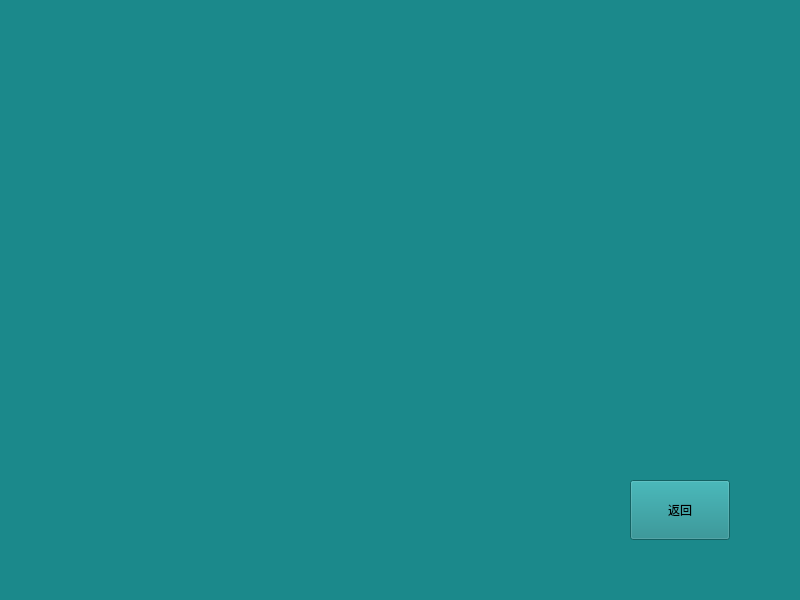
Above: ColorSelect/page_01.ui from ChihiroFairy/MyCode before the change. Below: the same form after it.
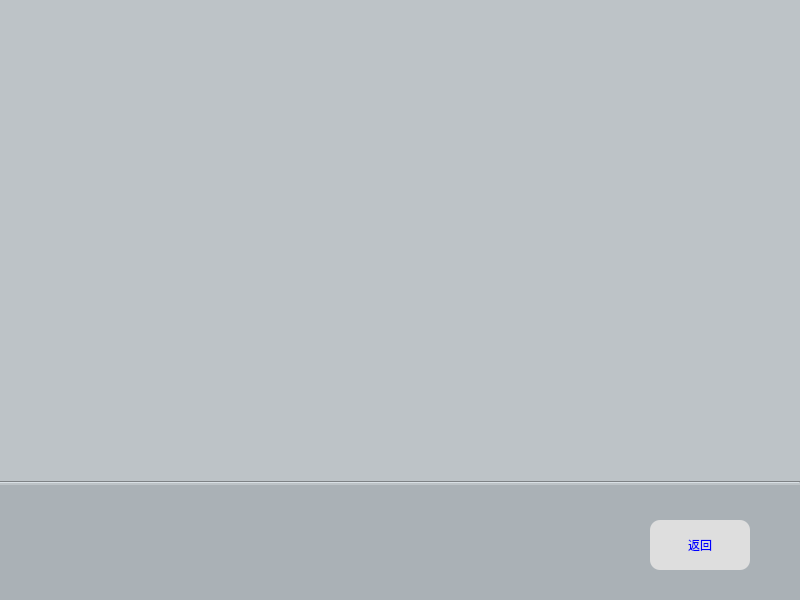
That is the form after the change. Icons and pictures are not drawn.

Patch:
```diff
--- a/ColorSelect/page_01.ui
+++ b/ColorSelect/page_01.ui
@@ -10,33 +10,74 @@
     <height>600</height>
    </rect>
   </property>
+  <property name="minimumSize">
+   <size>
+    <width>800</width>
+    <height>600</height>
+   </size>
+  </property>
   <property name="windowTitle">
    <string>Form</string>
   </property>
   <property name="styleSheet">
-   <string notr="true">QMainWindow,QWidget{background-color:#1b898b}</string>
+   <string notr="true">QMainWindow,QWidget{background-color:#bdc3c7;}
+</string>
   </property>
   <widget class="QPushButton" name="exitButton">
    <property name="geometry">
     <rect>
-     <x>630</x>
-     <y>480</y>
+     <x>650</x>
+     <y>520</y>
      <width>100</width>
-     <height>60</height>
+     <height>50</height>
     </rect>
    </property>
    <property name="styleSheet">
     <string notr="true">QPushButton{
-	border-image: url(:/new/icon/icon/rectangle.png);
+border-radius:10px;
+background:#dedede;
+color:blue;
 }
 QPushButton::pressed{
-border-image: url(:/new/icon/icon/按钮.png);
-}</string>
+background:lightyellow;
+}
+</string>
    </property>
    <property name="text">
     <string>返回</string>
    </property>
   </widget>
+  <widget class="Line" name="line">
+   <property name="geometry">
+    <rect>
+     <x>0</x>
+     <y>480</y>
+     <width>800</width>
+     <height>5</height>
+    </rect>
+   </property>
+   <property name="orientation">
+    <enum>Qt::Horizontal</enum>
+   </property>
+  </widget>
+  <widget class="QWidget" name="widget" native="true">
+   <property name="geometry">
+    <rect>
+     <x>0</x>
+     <y>480</y>
+     <width>801</width>
+     <height>121</height>
+    </rect>
+   </property>
+   <property name="styleSheet">
+    <string notr="true">QWidget{
+background:#AAB1B6;
+}</string>
+   </property>
+  </widget>
+  <zorder>widget</zorder>
+  <zorder>exitButton</zorder>
+  <zorder>line</zorder>
  </widget>
  <resources/>
  <connections/>
```
